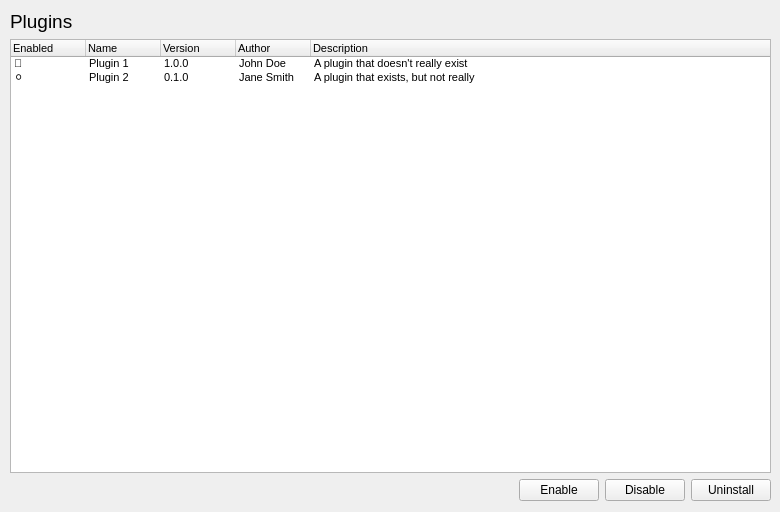
The window that meg_runtime/ui/pluginspanel.ui (ibedard16/Runtime) describes before a commit, drawn with Qt 5.
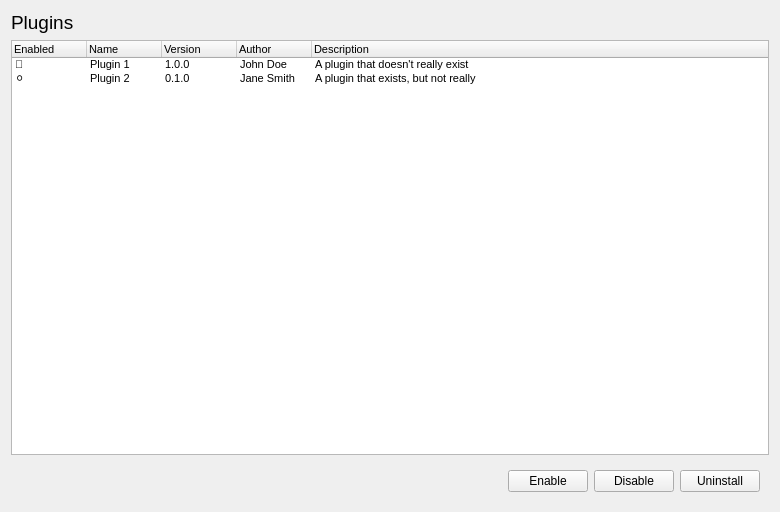
The same window after the commit.

Commit message:
Actually fix layout
Kudos to Kyle

Patch:
```diff
--- a/meg_runtime/ui/pluginspanel.ui
+++ b/meg_runtime/ui/pluginspanel.ui
@@ -13,15 +13,6 @@
   <property name="windowTitle">
    <string>Form</string>
   </property>
-  <widget class="QWidget" name="verticalLayoutWidget">
-   <property name="geometry">
-    <rect>
-     <x>10</x>
-     <y>10</y>
-     <width>761</width>
-     <height>491</height>
-    </rect>
-   </property>
    <layout class="QVBoxLayout" name="verticalLayout">
     <item>
      <widget class="QLabel" name="pluginLabel">
@@ -135,6 +126,7 @@
      </widget>
     </item>
     <item>
+    <widget class="QWidget" name="horizontalWidget" native="true">
      <layout class="QHBoxLayout" name="horizontalLayout">
       <item>
        <spacer name="horizontalSpacer">
@@ -171,9 +163,9 @@
        </widget>
       </item>
      </layout>
-    </item>
-   </layout>
-  </widget>
+    </widget>
+   </item>
+  </layout>
  </widget>
  <resources/>
  <connections/>
```
Lines whose indentation alone changed are shown as unchanged.
